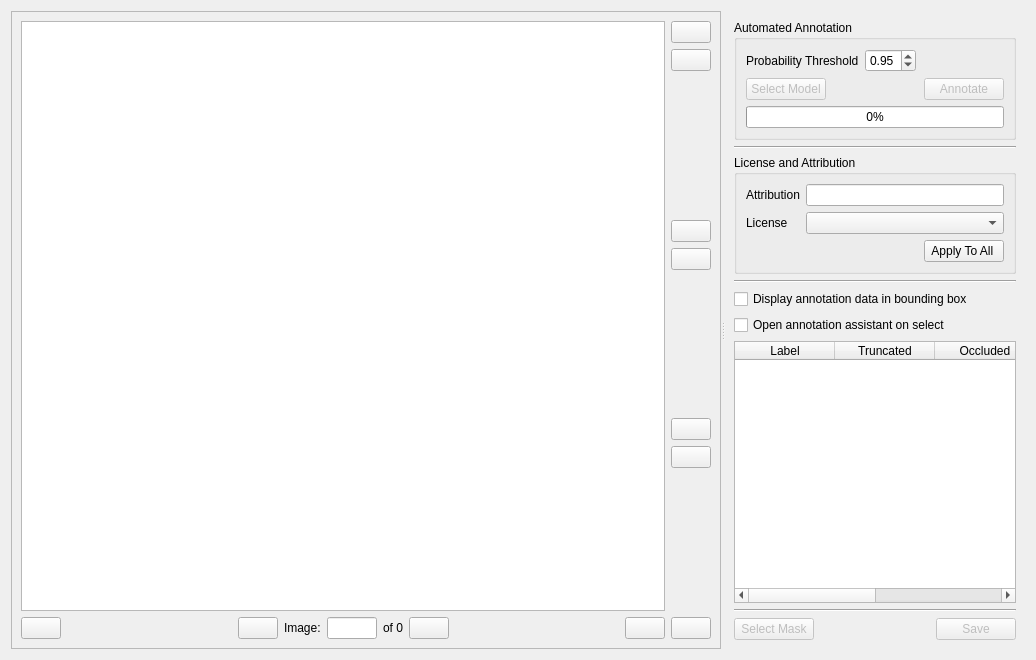
This is andenet/gui/annotation_widget.ui in persts/BBoxEE as Qt 5 draws it before an edit. The edited form follows.
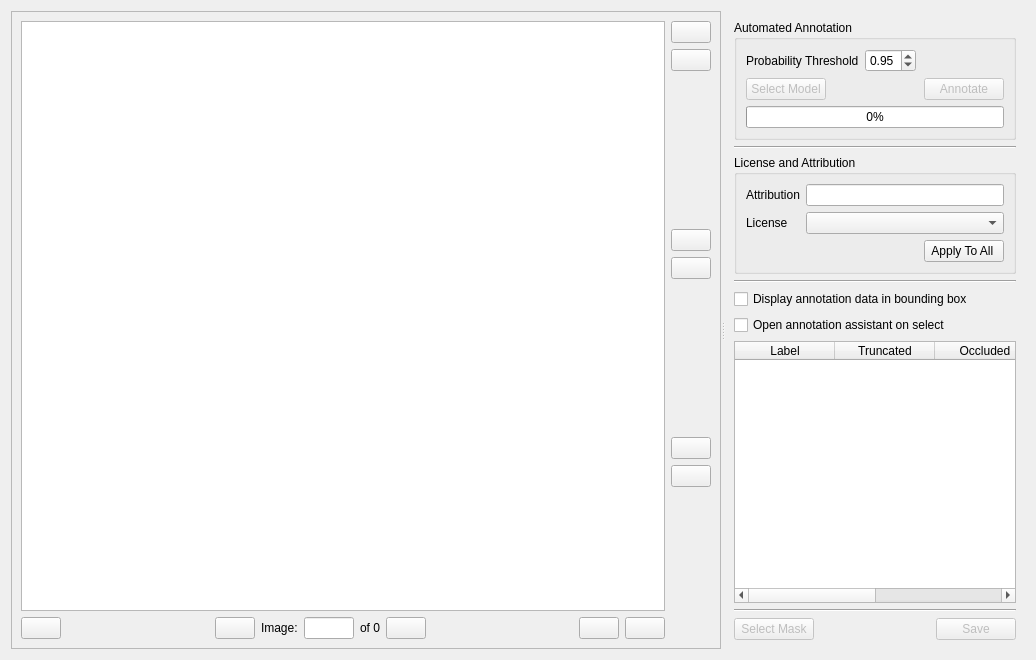
This is the edited form. Icons and pictures are not drawn. Custom widgets are drawn as their Qt base class.

```diff
--- a/andenet/gui/annotation_widget.ui
+++ b/andenet/gui/annotation_widget.ui
@@ -49,7 +49,179 @@
          </property>
         </widget>
        </item>
-       <item row="0" column="1">
+       <item row="1" column="0">
+        <layout class="QHBoxLayout" name="horizontalLayout_2">
+         <item>
+          <widget class="QPushButton" name="pushButtonPrevious">
+           <property name="maximumSize">
+            <size>
+             <width>16777215</width>
+             <height>16777215</height>
+            </size>
+           </property>
+           <property name="toolTip">
+            <string>Previous image</string>
+           </property>
+           <property name="text">
+            <string/>
+           </property>
+           <property name="icon">
+            <iconset resource="../../icons/andenet.qrc">
+             <normaloff>:/icons/previous.svg</normaloff>:/icons/previous.svg</iconset>
+           </property>
+           <property name="iconSize">
+            <size>
+             <width>24</width>
+             <height>24</height>
+            </size>
+           </property>
+          </widget>
+         </item>
+         <item>
+          <spacer name="horizontalSpacer">
+           <property name="orientation">
+            <enum>Qt::Horizontal</enum>
+           </property>
+           <property name="sizeHint" stdset="0">
+            <size>
+             <width>40</width>
+             <height>20</height>
+            </size>
+           </property>
+          </spacer>
+         </item>
+         <item>
+          <widget class="QPushButton" name="pushButtonAnnotatedPrevious">
+           <property name="toolTip">
+            <string>Previous annotated image</string>
+           </property>
+           <property name="text">
+            <string/>
+           </property>
+           <property name="icon">
+            <iconset resource="../../icons/andenet.qrc">
+             <normaloff>:/icons/skip_previous.svg</normaloff>:/icons/skip_previous.svg</iconset>
+           </property>
+           <property name="iconSize">
+            <size>
+             <width>24</width>
+             <height>24</height>
+            </size>
+           </property>
+          </widget>
+         </item>
+         <item>
+          <widget class="QLabel" name="label_4">
+           <property name="text">
+            <string>Image:</string>
+           </property>
+          </widget>
+         </item>
+         <item>
+          <widget class="QLineEdit" name="lineEditCurrentImage">
+           <property name="maximumSize">
+            <size>
+             <width>50</width>
+             <height>16777215</height>
+            </size>
+           </property>
+          </widget>
+         </item>
+         <item>
+          <widget class="QLabel" name="labelImages">
+           <property name="text">
+            <string>of 0</string>
+           </property>
+          </widget>
+         </item>
+         <item>
+          <widget class="QPushButton" name="pushButtonAnnotatedNext">
+           <property name="toolTip">
+            <string>Next annotated image</string>
+           </property>
+           <property name="text">
+            <string/>
+           </property>
+           <property name="icon">
+            <iconset resource="../../icons/andenet.qrc">
+             <normaloff>:/icons/skip_next.svg</normaloff>:/icons/skip_next.svg</iconset>
+           </property>
+           <property name="iconSize">
+            <size>
+             <width>24</width>
+             <height>24</height>
+            </size>
+           </property>
+          </widget>
+         </item>
+         <item>
+          <spacer name="horizontalSpacer_2">
+           <property name="orientation">
+            <enum>Qt::Horizontal</enum>
+           </property>
+           <property name="sizeHint" stdset="0">
+            <size>
+             <width>40</width>
+             <height>20</height>
+            </size>
+           </property>
+          </spacer>
+         </item>
+         <item>
+          <widget class="QPushButton" name="pushButtonClear">
+           <property name="maximumSize">
+            <size>
+             <width>16777215</width>
+             <height>16777215</height>
+            </size>
+           </property>
+           <property name="toolTip">
+            <string>Clear annotations</string>
+           </property>
+           <property name="text">
+            <string/>
+           </property>
+           <property name="icon">
+            <iconset resource="../../icons/andenet.qrc">
+             <normaloff>:/icons/delete.svg</normaloff>:/icons/delete.svg</iconset>
+           </property>
+           <property name="iconSize">
+            <size>
+             <width>24</width>
+             <height>24</height>
+            </size>
+           </property>
+          </widget>
+         </item>
+         <item>
+          <widget class="QPushButton" name="pushButtonNext">
+           <property name="maximumSize">
+            <size>
+             <width>16777215</width>
+             <height>16777215</height>
+            </size>
+           </property>
+           <property name="toolTip">
+            <string>Next image</string>
+           </property>
+           <property name="text">
+            <string/>
+           </property>
+           <property name="icon">
+            <iconset resource="../../icons/andenet.qrc">
+             <normaloff>:/icons/next.svg</normaloff>:/icons/next.svg</iconset>
+           </property>
+           <property name="iconSize">
+            <size>
+             <width>24</width>
+             <height>24</height>
+            </size>
+           </property>
+          </widget>
+         </item>
+        </layout>
+       </item>
+       <item row="0" column="1" rowspan="2">
         <layout class="QVBoxLayout" name="verticalLayout_3">
          <item>
           <widget class="QPushButton" name="pushButtonDirectory">
@@ -227,178 +399,6 @@
          </item>
         </layout>
        </item>
-       <item row="1" column="0" colspan="2">
-        <layout class="QHBoxLayout" name="horizontalLayout_2">
-         <item>
-          <widget class="QPushButton" name="pushButtonPrevious">
-           <property name="maximumSize">
-            <size>
-             <width>16777215</width>
-             <height>16777215</height>
-            </size>
-           </property>
-           <property name="toolTip">
-            <string>Previous image</string>
-           </property>
-           <property name="text">
-            <string/>
-           </property>
-           <property name="icon">
-            <iconset resource="../../icons/andenet.qrc">
-             <normaloff>:/icons/previous.svg</normaloff>:/icons/previous.svg</iconset>
-           </property>
-           <property name="iconSize">
-            <size>
-             <width>24</width>
-             <height>24</height>
-            </size>
-           </property>
-          </widget>
-         </item>
-         <item>
-          <spacer name="horizontalSpacer">
-           <property name="orientation">
-            <enum>Qt::Horizontal</enum>
-           </property>
-           <property name="sizeHint" stdset="0">
-            <size>
-             <width>40</width>
-             <height>20</height>
-            </size>
-           </property>
-          </spacer>
-         </item>
-         <item>
-          <widget class="QPushButton" name="pushButtonAnnotatedPrevious">
-           <property name="toolTip">
-            <string>Previous annotated image</string>
-           </property>
-           <property name="text">
-            <string/>
-           </property>
-           <property name="icon">
-            <iconset resource="../../icons/andenet.qrc">
-             <normaloff>:/icons/skip_previous.svg</normaloff>:/icons/skip_previous.svg</iconset>
-           </property>
-           <property name="iconSize">
-            <size>
-             <width>24</width>
-             <height>24</height>
-            </size>
-           </property>
-          </widget>
-         </item>
-         <item>
-          <widget class="QLabel" name="label_4">
-           <property name="text">
-            <string>Image:</string>
-           </property>
-          </widget>
-         </item>
-         <item>
-          <widget class="QLineEdit" name="lineEditCurrentImage">
-           <property name="maximumSize">
-            <size>
-             <width>50</width>
-             <height>16777215</height>
-            </size>
-           </property>
-          </widget>
-         </item>
-         <item>
-          <widget class="QLabel" name="labelImages">
-           <property name="text">
-            <string>of 0</string>
-           </property>
-          </widget>
-         </item>
-         <item>
-          <widget class="QPushButton" name="pushButtonAnnotatedNext">
-           <property name="toolTip">
-            <string>Next annotated image</string>
-           </property>
-           <property name="text">
-            <string/>
-           </property>
-           <property name="icon">
-            <iconset resource="../../icons/andenet.qrc">
-             <normaloff>:/icons/skip_next.svg</normaloff>:/icons/skip_next.svg</iconset>
-           </property>
-           <property name="iconSize">
-            <size>
-             <width>24</width>
-             <height>24</height>
-            </size>
-           </property>
-          </widget>
-         </item>
-         <item>
-          <spacer name="horizontalSpacer_2">
-           <property name="orientation">
-            <enum>Qt::Horizontal</enum>
-           </property>
-           <property name="sizeHint" stdset="0">
-            <size>
-             <width>40</width>
-             <height>20</height>
-            </size>
-           </property>
-          </spacer>
-         </item>
-         <item>
-          <widget class="QPushButton" name="pushButtonClear">
-           <property name="maximumSize">
-            <size>
-             <width>16777215</width>
-             <height>16777215</height>
-            </size>
-           </property>
-           <property name="toolTip">
-            <string>Clear annotations</string>
-           </property>
-           <property name="text">
-            <string/>
-           </property>
-           <property name="icon">
-            <iconset resource="../../icons/andenet.qrc">
-             <normaloff>:/icons/delete.svg</normaloff>:/icons/delete.svg</iconset>
-           </property>
-           <property name="iconSize">
-            <size>
-             <width>24</width>
-             <height>24</height>
-            </size>
-           </property>
-          </widget>
-         </item>
-         <item>
-          <widget class="QPushButton" name="pushButtonNext">
-           <property name="maximumSize">
-            <size>
-             <width>16777215</width>
-             <height>16777215</height>
-            </size>
-           </property>
-           <property name="toolTip">
-            <string>Next image</string>
-           </property>
-           <property name="text">
-            <string/>
-           </property>
-           <property name="icon">
-            <iconset resource="../../icons/andenet.qrc">
-             <normaloff>:/icons/next.svg</normaloff>:/icons/next.svg</iconset>
-           </property>
-           <property name="iconSize">
-            <size>
-             <width>24</width>
-             <height>24</height>
-            </size>
-           </property>
-          </widget>
-         </item>
-        </layout>
-       </item>
       </layout>
      </widget>
      <widget class="QFrame" name="frame_2">
```
